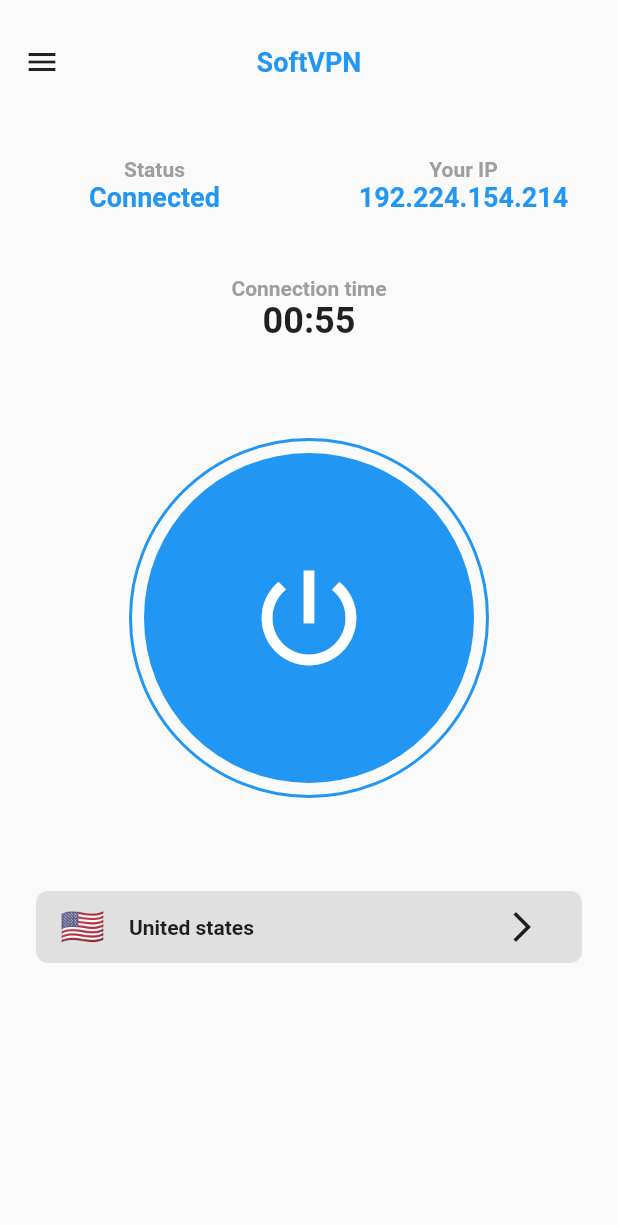
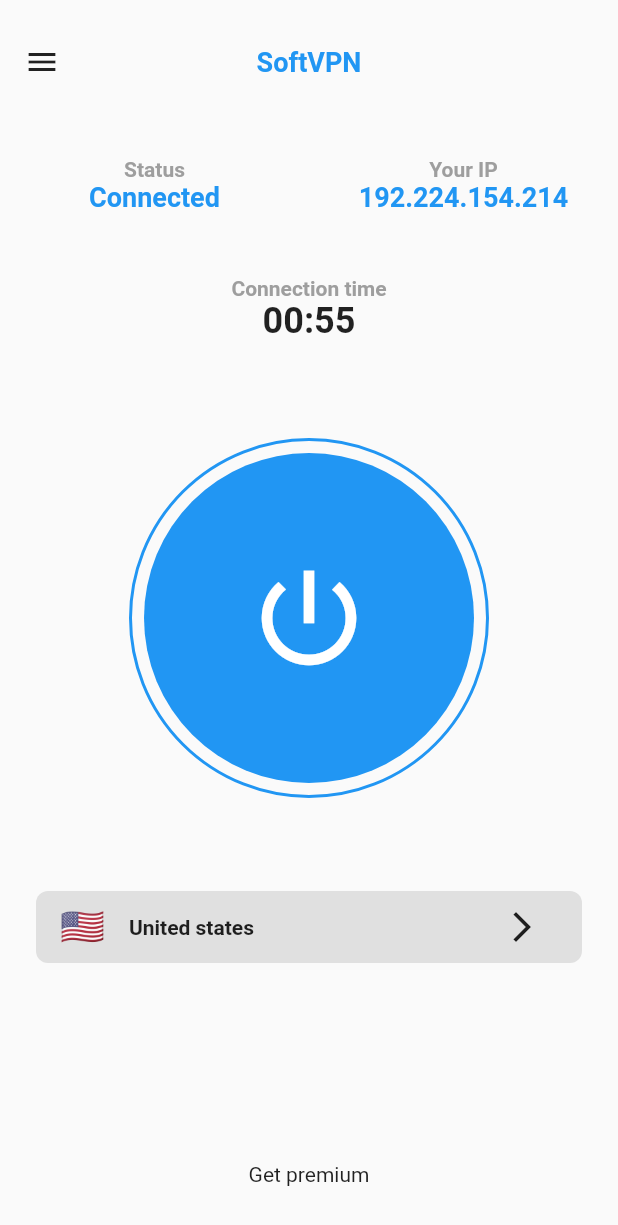
Before and after one commit to JAICHANGPARK/flutter_notebook_11th_story, a Flutter app: the screen it shows after launch, on a phone screen of 412 x 824 dp. Shown: the top 1225 px of the screen. Run offline on Flutter 3.47's test engine with Material 2 defaults, Android fonts, the phone set to English and light mode, and no system bars; our stand-ins replace backdrop, badges, flutter_inner_drawer, flutter_slidable, flutter_swiper, google_fonts.

Commit message:
Update vpn_home_page.dart

```diff
--- a/lib/ep721_vpn_mobile_app/ui/vpn_home_page.dart
+++ b/lib/ep721_vpn_mobile_app/ui/vpn_home_page.dart
@@ -168,11 +168,9 @@ class _VpnHomePageState extends State<VpnHomePage> {
             Expanded(
               flex: 2,
               child: Container(
-                child: Row(
-                  children: [
-
-                  ],
-                ),
+                child: Center(
+                  child: Text("Get premium"),
+                )
               ),
             ),
           ],
```
